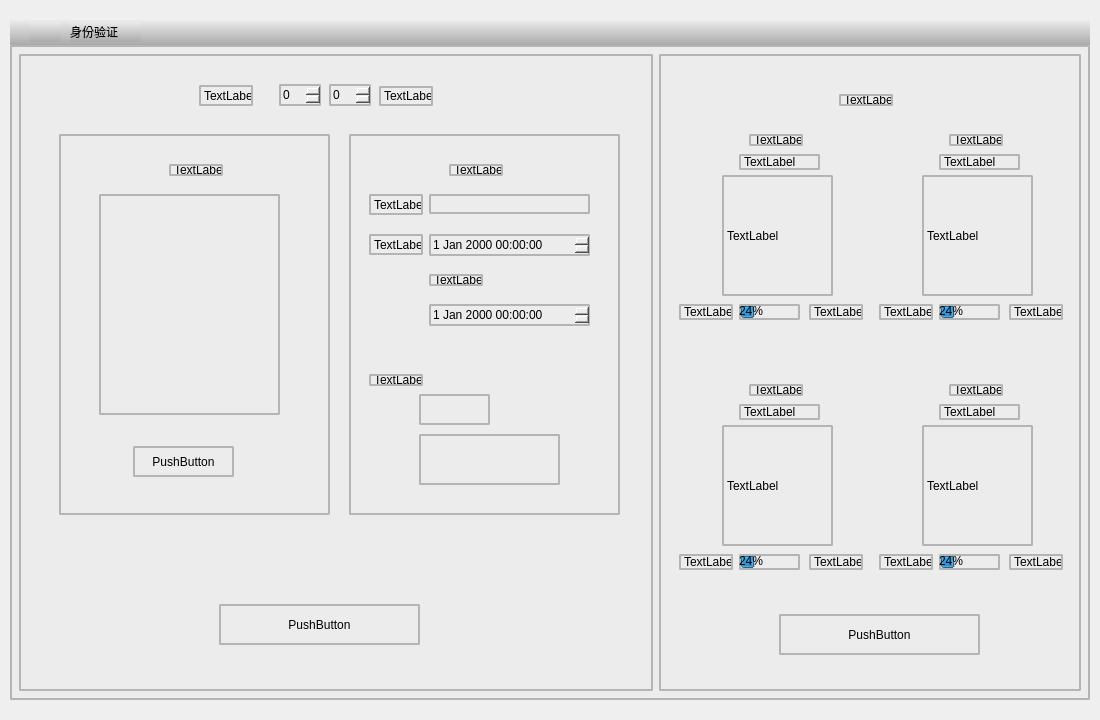
Before: the Qt Designer form UIModule/facehistorycompare.ui in zhangjianscc/ZMClient, drawn with Qt 5.
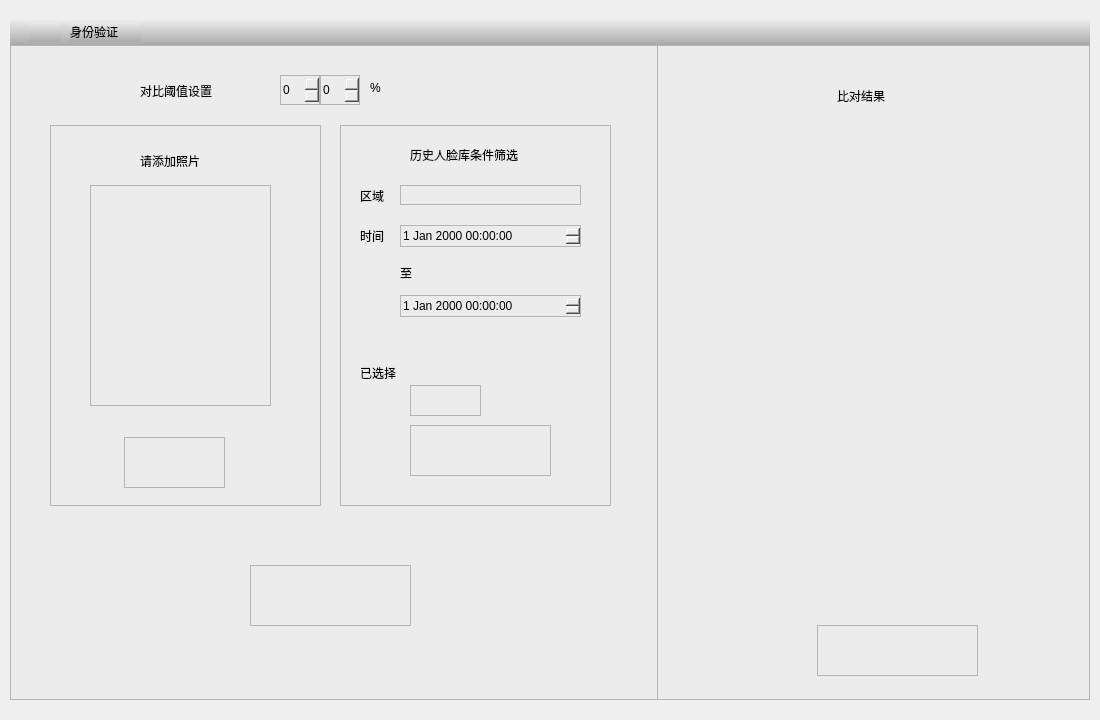
After: the same form once the commit is applied. Icons and pictures are not drawn.

Patch:
```diff
--- a/UIModule/facehistorycompare.ui
+++ b/UIModule/facehistorycompare.ui
@@ -106,13 +106,19 @@
       <item>
        <widget class="QWidget" name="widget_2" native="true">
         <property name="styleSheet">
-         <string notr="true">border:2px solid rgb(180,180,180);
-border-radius:2px;
+         <string notr="true">border:1px solid rgb(180,180,180);
+border-radius:0px;
 background-color:rgb(236,236,236)</string>
         </property>
-        <layout class="QHBoxLayout" name="horizontalLayout" stretch="3,2">
-         <item>
           <widget class="QWidget" name="widget_4" native="true">
+         <property name="geometry">
+          <rect>
+           <x>0</x>
+           <y>0</y>
+           <width>648</width>
+           <height>655</height>
+          </rect>
+         </property>
            <widget class="QWidget" name="widget_6" native="true">
             <property name="geometry">
              <rect>
@@ -125,17 +131,21 @@
             <widget class="QLabel" name="label_3">
              <property name="geometry">
               <rect>
-               <x>110</x>
-               <y>30</y>
-               <width>54</width>
-               <height>12</height>
-              </rect>
-             </property>
+             <x>90</x>
+             <y>26</y>
+             <width>91</width>
+             <height>20</height>
+            </rect>
+           </property>
+           <property name="styleSheet">
+            <string notr="true">border:none;
+font: 11pt &quot;黑体&quot;;</string>
+           </property>
              <property name="text">
-              <string>TextLabel</string>
-             </property>
-            </widget>
-            <widget class="QLabel" name="label_4">
+            <string>请添加照片</string>
+           </property>
+          </widget>
+          <widget class="QLabel" name="m_laelImage">
              <property name="geometry">
               <rect>
                <x>40</x>
@@ -147,18 +157,24 @@
              <property name="text">
               <string/>
              </property>
-            </widget>
-            <widget class="QPushButton" name="pushButton_2">
+           <property name="scaledContents">
+            <bool>true</bool>
+           </property>
+          </widget>
+          <widget class="QPushButton" name="m_btnSelectImage">
              <property name="geometry">
               <rect>
                <x>74</x>
                <y>312</y>
                <width>101</width>
-               <height>31</height>
-              </rect>
-             </property>
+             <height>51</height>
+            </rect>
+           </property>
+           <property name="styleSheet">
+            <string notr="true">border-image: url(:/images/选择照片-01.png);</string>
+           </property>
              <property name="text">
-              <string>PushButton</string>
+            <string/>
              </property>
             </widget>
            </widget>
@@ -174,22 +190,26 @@
             <widget class="QLabel" name="label_5">
              <property name="geometry">
               <rect>
-               <x>100</x>
-               <y>30</y>
-               <width>54</width>
-               <height>12</height>
-              </rect>
-             </property>
+             <x>70</x>
+             <y>20</y>
+             <width>151</width>
+             <height>20</height>
+            </rect>
+           </property>
+           <property name="styleSheet">
+            <string notr="true">border:none;
+font: 11pt &quot;黑体&quot;;</string>
+           </property>
              <property name="text">
-              <string>TextLabel</string>
-             </property>
-            </widget>
-            <widget class="QLineEdit" name="lineEdit">
+            <string>历史人脸库条件筛选</string>
+           </property>
+          </widget>
+          <widget class="QLineEdit" name="m_editArea">
              <property name="geometry">
               <rect>
-               <x>80</x>
+             <x>60</x>
                <y>60</y>
-               <width>161</width>
+             <width>181</width>
                <height>20</height>
               </rect>
              </property>
@@ -197,14 +217,18 @@
             <widget class="QLabel" name="label_6">
              <property name="geometry">
               <rect>
-               <x>80</x>
+             <x>60</x>
                <y>140</y>
-               <width>54</width>
-               <height>12</height>
-              </rect>
-             </property>
+             <width>21</width>
+             <height>16</height>
+            </rect>
+           </property>
+           <property name="styleSheet">
+            <string notr="true">border:none;
+font: 10pt &quot;黑体&quot;;</string>
+           </property>
              <property name="text">
-              <string>TextLabel</string>
+            <string>至</string>
              </property>
             </widget>
             <widget class="QLabel" name="label_24">
@@ -212,12 +236,16 @@
               <rect>
                <x>20</x>
                <y>60</y>
-               <width>54</width>
+             <width>31</width>
                <height>21</height>
               </rect>
              </property>
+           <property name="styleSheet">
+            <string notr="true">border:none;
+font: 10pt &quot;黑体&quot;;</string>
+           </property>
              <property name="text">
-              <string>TextLabel</string>
+            <string>区域</string>
              </property>
             </widget>
             <widget class="QLabel" name="label_25">
@@ -225,20 +253,24 @@
               <rect>
                <x>20</x>
                <y>100</y>
-               <width>54</width>
+             <width>31</width>
                <height>21</height>
               </rect>
              </property>
+           <property name="styleSheet">
+            <string notr="true">border:none;
+font: 10pt &quot;黑体&quot;;</string>
+           </property>
              <property name="text">
-              <string>TextLabel</string>
-             </property>
-            </widget>
-            <widget class="QDateTimeEdit" name="dateTimeEdit">
+            <string>时间</string>
+           </property>
+          </widget>
+          <widget class="QDateTimeEdit" name="m_dtBeginTime">
              <property name="geometry">
               <rect>
-               <x>80</x>
+             <x>60</x>
                <y>100</y>
-               <width>161</width>
+             <width>181</width>
                <height>22</height>
               </rect>
              </property>
@@ -246,9 +278,9 @@
             <widget class="QDateTimeEdit" name="dateTimeEdit_2">
              <property name="geometry">
               <rect>
-               <x>80</x>
+             <x>60</x>
                <y>170</y>
-               <width>161</width>
+             <width>181</width>
                <height>22</height>
               </rect>
              </property>
@@ -258,12 +290,16 @@
               <rect>
                <x>20</x>
                <y>240</y>
-               <width>54</width>
-               <height>12</height>
-              </rect>
-             </property>
+             <width>41</width>
+             <height>16</height>
+            </rect>
+           </property>
+           <property name="styleSheet">
+            <string notr="true">border:none;
+font: 10pt &quot;黑体&quot;;</string>
+           </property>
              <property name="text">
-              <string>TextLabel</string>
+            <string>已选择</string>
              </property>
             </widget>
             <widget class="QWidget" name="widget_8" native="true">
@@ -290,49 +326,60 @@
            <widget class="QPushButton" name="pushButton">
             <property name="geometry">
              <rect>
-              <x>200</x>
-              <y>550</y>
-              <width>201</width>
-              <height>41</height>
-             </rect>
-            </property>
+            <x>240</x>
+            <y>520</y>
+            <width>161</width>
+            <height>61</height>
+           </rect>
+          </property>
+          <property name="styleSheet">
+           <string notr="true">border-image: url(:/images/btnBeginCompare-01.png);</string>
+          </property>
             <property name="text">
-             <string>PushButton</string>
+           <string/>
             </property>
            </widget>
            <widget class="QLabel" name="label_22">
             <property name="geometry">
              <rect>
-              <x>180</x>
-              <y>31</y>
-              <width>54</width>
-              <height>21</height>
-             </rect>
-            </property>
+            <x>130</x>
+            <y>30</y>
+            <width>131</width>
+            <height>31</height>
+           </rect>
+          </property>
+          <property name="styleSheet">
+           <string notr="true">border:none;
+font: 14pt &quot;黑体&quot;;</string>
+          </property>
             <property name="text">
-             <string>TextLabel</string>
+           <string>对比阈值设置</string>
             </property>
            </widget>
            <widget class="QLabel" name="label_23">
             <property name="geometry">
              <rect>
               <x>360</x>
-              <y>32</y>
+            <y>22</y>
               <width>54</width>
-              <height>20</height>
-             </rect>
-            </property>
+            <height>41</height>
+           </rect>
+          </property>
+          <property name="styleSheet">
+           <string notr="true">border:none;
+font: 18pt &quot;黑体&quot;;</string>
+          </property>
             <property name="text">
-             <string>TextLabel</string>
-            </property>
-           </widget>
-           <widget class="QSpinBox" name="spinBox">
+           <string>%</string>
+          </property>
+         </widget>
+         <widget class="QSpinBox" name="m_spinValue1">
             <property name="geometry">
              <rect>
-              <x>260</x>
+            <x>270</x>
               <y>30</y>
-              <width>42</width>
-              <height>22</height>
+            <width>40</width>
+            <height>30</height>
              </rect>
             </property>
            </widget>
@@ -341,356 +388,68 @@
              <rect>
               <x>310</x>
               <y>30</y>
-              <width>42</width>
-              <height>22</height>
+            <width>40</width>
+            <height>30</height>
              </rect>
             </property>
            </widget>
           </widget>
-         </item>
-         <item>
           <widget class="QWidget" name="widget_5" native="true">
+         <property name="geometry">
+          <rect>
+           <x>647</x>
+           <y>0</y>
+           <width>433</width>
+           <height>655</height>
+          </rect>
+         </property>
            <widget class="QLabel" name="label_13">
             <property name="geometry">
              <rect>
               <x>180</x>
               <y>40</y>
-              <width>54</width>
-              <height>12</height>
-             </rect>
-            </property>
-            <property name="text">
-             <string>TextLabel</string>
-            </property>
-           </widget>
-           <widget class="QLabel" name="label_14">
-            <property name="geometry">
-             <rect>
-              <x>63</x>
-              <y>121</y>
-              <width>111</width>
-              <height>121</height>
-             </rect>
-            </property>
-            <property name="text">
-             <string>TextLabel</string>
-            </property>
-           </widget>
-           <widget class="QLabel" name="label_16">
-            <property name="geometry">
-             <rect>
-              <x>20</x>
-              <y>250</y>
-              <width>54</width>
-              <height>16</height>
-             </rect>
-            </property>
-            <property name="text">
-             <string>TextLabel</string>
-            </property>
-           </widget>
-           <widget class="QLabel" name="label_17">
-            <property name="geometry">
-             <rect>
-              <x>150</x>
-              <y>250</y>
-              <width>54</width>
-              <height>16</height>
-             </rect>
-            </property>
-            <property name="text">
-             <string>TextLabel</string>
-            </property>
-           </widget>
-           <widget class="QProgressBar" name="progressBar">
-            <property name="geometry">
-             <rect>
-              <x>80</x>
-              <y>250</y>
-              <width>61</width>
-              <height>16</height>
-             </rect>
-            </property>
-            <property name="value">
-             <number>24</number>
-            </property>
-           </widget>
-           <widget class="QLabel" name="label_8">
-            <property name="geometry">
-             <rect>
-              <x>90</x>
-              <y>80</y>
-              <width>54</width>
-              <height>12</height>
-             </rect>
-            </property>
-            <property name="text">
-             <string>TextLabel</string>
-            </property>
-           </widget>
-           <widget class="QLabel" name="label_9">
-            <property name="geometry">
-             <rect>
-              <x>80</x>
-              <y>100</y>
               <width>81</width>
-              <height>16</height>
-             </rect>
-            </property>
-            <property name="text">
-             <string>TextLabel</string>
-            </property>
-           </widget>
-           <widget class="QLabel" name="label_10">
-            <property name="geometry">
-             <rect>
-              <x>290</x>
-              <y>80</y>
-              <width>54</width>
-              <height>12</height>
-             </rect>
-            </property>
+            <height>21</height>
+           </rect>
+          </property>
+          <property name="styleSheet">
+           <string notr="true">border:none;
+font: 13pt &quot;黑体&quot;;</string>
+          </property>
             <property name="text">
-             <string>TextLabel</string>
-            </property>
-           </widget>
-           <widget class="QLabel" name="label_11">
+           <string>比对结果</string>
+          </property>
+         </widget>
+         <widget class="QPushButton" name="m_btnRunTrack">
             <property name="geometry">
              <rect>
-              <x>280</x>
-              <y>100</y>
-              <width>81</width>
-              <height>16</height>
-             </rect>
-            </property>
-            <property name="text">
-             <string>TextLabel</string>
-            </property>
-           </widget>
-           <widget class="QLabel" name="label_15">
-            <property name="geometry">
-             <rect>
-              <x>263</x>
-              <y>121</y>
-              <width>111</width>
-              <height>121</height>
-             </rect>
-            </property>
+            <x>160</x>
+            <y>580</y>
+            <width>161</width>
+            <height>51</height>
+           </rect>
+          </property>
+          <property name="styleSheet">
+           <string notr="true">border-image: url(:/images/生成行动轨迹图-01.png);</string>
+          </property>
             <property name="text">
-             <string>TextLabel</string>
-            </property>
-           </widget>
-           <widget class="QLabel" name="label_18">
+           <string/>
+          </property>
+         </widget>
+         <widget class="QTableWidget" name="m_tableCompareResult">
             <property name="geometry">
              <rect>
-              <x>220</x>
-              <y>250</y>
-              <width>54</width>
-              <height>16</height>
-             </rect>
-            </property>
-            <property name="text">
-             <string>TextLabel</string>
-            </property>
-           </widget>
-           <widget class="QProgressBar" name="progressBar_2">
-            <property name="geometry">
-             <rect>
-              <x>280</x>
-              <y>250</y>
-              <width>61</width>
-              <height>16</height>
-             </rect>
-            </property>
-            <property name="value">
-             <number>24</number>
-            </property>
-           </widget>
-           <widget class="QLabel" name="label_19">
-            <property name="geometry">
-             <rect>
-              <x>350</x>
-              <y>250</y>
-              <width>54</width>
-              <height>16</height>
-             </rect>
-            </property>
-            <property name="text">
-             <string>TextLabel</string>
-            </property>
-           </widget>
-           <widget class="QLabel" name="label_12">
-            <property name="geometry">
-             <rect>
-              <x>90</x>
-              <y>330</y>
-              <width>54</width>
-              <height>12</height>
-             </rect>
-            </property>
-            <property name="text">
-             <string>TextLabel</string>
-            </property>
-           </widget>
-           <widget class="QLabel" name="label_20">
-            <property name="geometry">
-             <rect>
-              <x>80</x>
-              <y>350</y>
-              <width>81</width>
-              <height>16</height>
-             </rect>
-            </property>
-            <property name="text">
-             <string>TextLabel</string>
-            </property>
-           </widget>
-           <widget class="QLabel" name="label_21">
-            <property name="geometry">
-             <rect>
-              <x>63</x>
-              <y>371</y>
-              <width>111</width>
-              <height>121</height>
-             </rect>
-            </property>
-            <property name="text">
-             <string>TextLabel</string>
-            </property>
-           </widget>
-           <widget class="QLabel" name="label_26">
-            <property name="geometry">
-             <rect>
-              <x>20</x>
-              <y>500</y>
-              <width>54</width>
-              <height>16</height>
-             </rect>
-            </property>
-            <property name="text">
-             <string>TextLabel</string>
-            </property>
-           </widget>
-           <widget class="QProgressBar" name="progressBar_3">
-            <property name="geometry">
-             <rect>
-              <x>80</x>
-              <y>500</y>
-              <width>61</width>
-              <height>16</height>
-             </rect>
-            </property>
-            <property name="value">
-             <number>24</number>
-            </property>
-           </widget>
-           <widget class="QLabel" name="label_27">
-            <property name="geometry">
-             <rect>
-              <x>150</x>
-              <y>500</y>
-              <width>54</width>
-              <height>16</height>
-             </rect>
-            </property>
-            <property name="text">
-             <string>TextLabel</string>
-            </property>
-           </widget>
-           <widget class="QLabel" name="label_28">
-            <property name="geometry">
-             <rect>
-              <x>290</x>
-              <y>330</y>
-              <width>54</width>
-              <height>12</height>
-             </rect>
-            </property>
-            <property name="text">
-             <string>TextLabel</string>
-            </property>
-           </widget>
-           <widget class="QLabel" name="label_29">
-            <property name="geometry">
-             <rect>
-              <x>280</x>
-              <y>350</y>
-              <width>81</width>
-              <height>16</height>
-             </rect>
-            </property>
-            <property name="text">
-             <string>TextLabel</string>
-            </property>
-           </widget>
-           <widget class="QLabel" name="label_30">
-            <property name="geometry">
-             <rect>
-              <x>263</x>
-              <y>371</y>
-              <width>111</width>
-              <height>121</height>
-             </rect>
-            </property>
-            <property name="text">
-             <string>TextLabel</string>
-            </property>
-           </widget>
-           <widget class="QLabel" name="label_31">
-            <property name="geometry">
-             <rect>
-              <x>220</x>
-              <y>500</y>
-              <width>54</width>
-              <height>16</height>
-             </rect>
-            </property>
-            <property name="text">
-             <string>TextLabel</string>
-            </property>
-           </widget>
-           <widget class="QProgressBar" name="progressBar_4">
-            <property name="geometry">
-             <rect>
-              <x>280</x>
-              <y>500</y>
-              <width>61</width>
-              <height>16</height>
-             </rect>
-            </property>
-            <property name="value">
-             <number>24</number>
-            </property>
-           </widget>
-           <widget class="QLabel" name="label_32">
-            <property name="geometry">
-             <rect>
-              <x>350</x>
-              <y>500</y>
-              <width>54</width>
-              <height>16</height>
-             </rect>
-            </property>
-            <property name="text">
-             <string>TextLabel</string>
-            </property>
-           </widget>
-           <widget class="QPushButton" name="pushButton_3">
-            <property name="geometry">
-             <rect>
-              <x>120</x>
-              <y>560</y>
-              <width>201</width>
-              <height>41</height>
-             </rect>
-            </property>
-            <property name="text">
-             <string>PushButton</string>
-            </property>
-           </widget>
-          </widget>
-         </item>
-        </layout>
+            <x>1</x>
+            <y>81</y>
+            <width>431</width>
+            <height>481</height>
+           </rect>
+          </property>
+          <property name="styleSheet">
+           <string notr="true">border:none</string>
+          </property>
+         </widget>
+        </widget>
        </widget>
       </item>
      </layout>
```
Left out of the diff: 6 changed lines with no effect on the pictures. Lines whose indentation alone changed are shown as unchanged.
